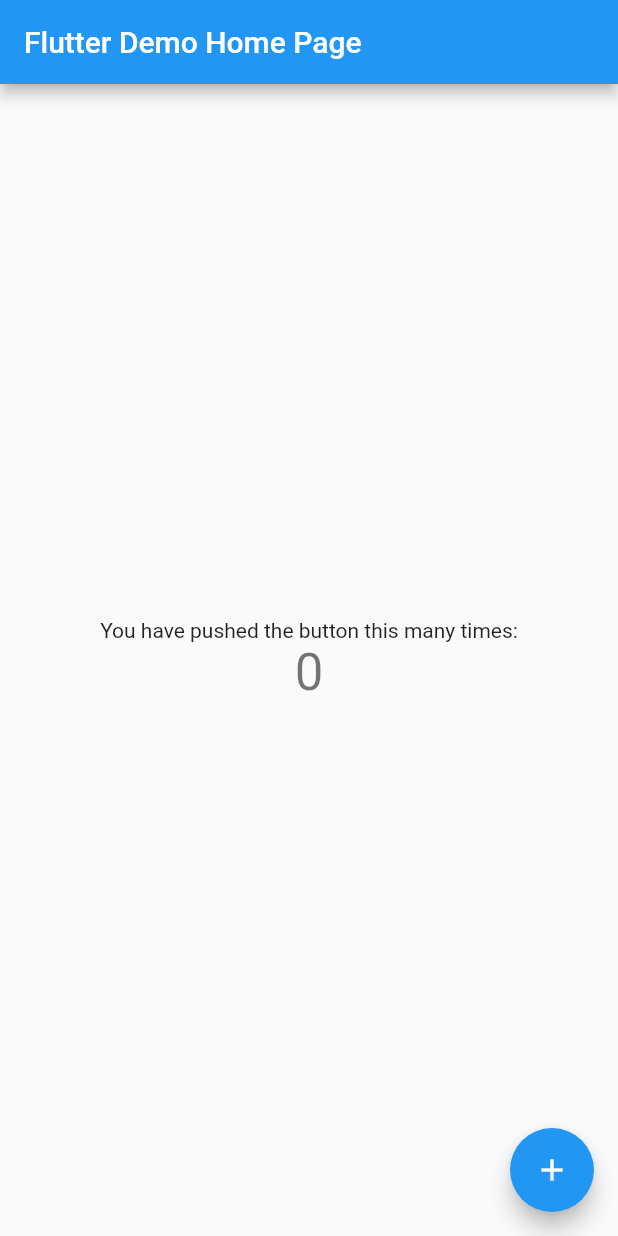
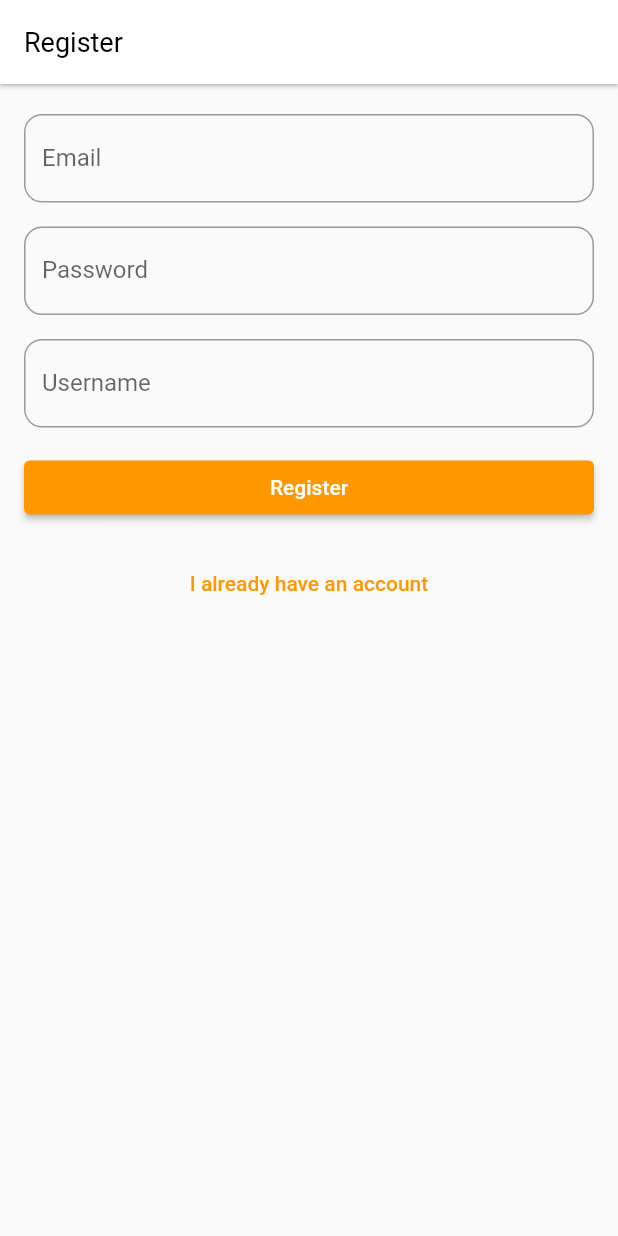
Before and after one commit to greendrop/flutter_supabase_my_chat_app, a Flutter app: the screen it shows after launch, on a phone screen of 412 x 824 dp. Run offline on Flutter 3.47's test engine with Material 2 defaults, Android fonts, the phone set to English and light mode, and no system bars; our stand-ins replace supabase_flutter, timeago; accounts and stored records are empty.

Commit message:
FlutterとSupabaseでチャットアプリを作る - その１
https://qiita.com/dshukertjr/items/46411d02deb5e9fed230

```diff
--- a/lib/main.dart
+++ b/lib/main.dart
@@ -1,115 +1,29 @@
 import 'package:flutter/material.dart';
+import 'package:flutter_supabase_my_chat_app/utils/constants.dart';
+import 'package:supabase_flutter/supabase_flutter.dart';
+import 'package:flutter_supabase_my_chat_app/pages/splash_page.dart';
 
-void main() {
+Future<void> main() async {
+  WidgetsFlutterBinding.ensureInitialized();
+
+  await Supabase.initialize(
+    url: 'https://bpswsmmvplzzjgdwsuea.supabase.co',
+    anonKey:
+        'eyJhbGciOiJIUzI1NiIsInR5cCI6IkpXVCJ9.eyJpc3MiOiJzdXBhYmFzZSIsInJlZiI6ImJwc3dzbW12cGx6empnZHdzdWVhIiwicm9sZSI6ImFub24iLCJpYXQiOjE2ODU3NTAxMDQsImV4cCI6MjAwMTMyNjEwNH0.jTWg0C2AXC5ZbKFvsiEuguYlrCZgwpyJZc3rxoeMn9o',
+  );
   runApp(const MyApp());
 }
 
 class MyApp extends StatelessWidget {
-  const MyApp({super.key});
+  const MyApp({Key? key}) : super(key: key);
 
-  // This widget is the root of your application.
   @override
   Widget build(BuildContext context) {
     return MaterialApp(
-      title: 'Flutter Demo',
-      theme: ThemeData(
-        // This is the theme of your application.
-        //
-        // Try running your application with "flutter run". You'll see the
-        // application has a blue toolbar. Then, without quitting the app, try
-        // changing the primarySwatch below to Colors.green and then invoke
-        // "hot reload" (press "r" in the console where you ran "flutter run",
-        // or simply save your changes to "hot reload" in a Flutter IDE).
-        // Notice that the counter didn't reset back to zero; the application
-        // is not restarted.
-        primarySwatch: Colors.blue,
-      ),
-      home: const MyHomePage(title: 'Flutter Demo Home Page'),
+      debugShowCheckedModeBanner: false,
+      title: 'My Chat App',
+      theme: appTheme,
+      home: const SplashPage(),
     );
   }
 }
-
-class MyHomePage extends StatefulWidget {
-  const MyHomePage({super.key, required this.title});
-
-  // This widget is the home page of your application. It is stateful, meaning
-  // that it has a State object (defined below) that contains fields that affect
-  // how it looks.
-
-  // This class is the configuration for the state. It holds the values (in this
-  // case the title) provided by the parent (in this case the App widget) and
-  // used by the build method of the State. Fields in a Widget subclass are
-  // always marked "final".
-
-  final String title;
-
-  @override
-  State<MyHomePage> createState() => _MyHomePageState();
-}
-
-class _MyHomePageState extends State<MyHomePage> {
-  int _counter = 0;
-
-  void _incrementCounter() {
-    setState(() {
-      // This call to setState tells the Flutter framework that something has
-      // changed in this State, which causes it to rerun the build method below
-      // so that the display can reflect the updated values. If we changed
-      // _counter without calling setState(), then the build method would not be
-      // called again, and so nothing would appear to happen.
-      _counter++;
-    });
-  }
-
-  @override
-  Widget build(BuildContext context) {
-    // This method is rerun every time setState is called, for instance as done
-    // by the _incrementCounter method above.
-    //
-    // The Flutter framework has been optimized to make rerunning build methods
-    // fast, so that you can just rebuild anything that needs updating rather
-    // than having to individually change instances of widgets.
-    return Scaffold(
-      appBar: AppBar(
-        // Here we take the value from the MyHomePage object that was created by
-        // the App.build method, and use it to set our appbar title.
-        title: Text(widget.title),
-      ),
-      body: Center(
-        // Center is a layout widget. It takes a single child and positions it
-        // in the middle of the parent.
-        child: Column(
-          // Column is also a layout widget. It takes a list of children and
-          // arranges them vertically. By default, it sizes itself to fit its
-          // children horizontally, and tries to be as tall as its parent.
-          //
-          // Invoke "debug painting" (press "p" in the console, choose the
-          // "Toggle Debug Paint" action from the Flutter Inspector in Android
-          // Studio, or the "Toggle Debug Paint" command in Visual Studio Code)
-          // to see the wireframe for each widget.
-          //
-          // Column has various properties to control how it sizes itself and
-          // how it positions its children. Here we use mainAxisAlignment to
-          // center the children vertically; the main axis here is the vertical
-          // axis because Columns are vertical (the cross axis would be
-          // horizontal).
-          mainAxisAlignment: MainAxisAlignment.center,
-          children: <Widget>[
-            const Text(
-              'You have pushed the button this many times:',
-            ),
-            Text(
-              '$_counter',
-              style: Theme.of(context).textTheme.headlineMedium,
-            ),
-          ],
-        ),
-      ),
-      floatingActionButton: FloatingActionButton(
-        onPressed: _incrementCounter,
-        tooltip: 'Increment',
-        child: const Icon(Icons.add),
-      ), // This trailing comma makes auto-formatting nicer for build methods.
-    );
-  }
-}
--- /dev/null
+++ b/lib/models/profile.dart
@@ -0,0 +1,21 @@
+class Profile {
+  Profile({
+    required this.id,
+    required this.username,
+    required this.createdAt,
+  });
+
+  /// User ID of the profile
+  final String id;
+
+  /// Username of the profile
+  final String username;
+
+  /// Date and time when the profile was created
+  final DateTime createdAt;
+
+  Profile.fromMap(Map<String, dynamic> map)
+      : id = map['id'],
+        username = map['username'],
+        createdAt = DateTime.parse(map['created_at']);
+}
--- /dev/null
+++ b/lib/pages/register_page.dart
@@ -0,0 +1,126 @@
+import 'package:flutter/material.dart';
+import 'package:flutter_supabase_my_chat_app/pages/chat_page.dart';
+import 'package:flutter_supabase_my_chat_app/pages/login_page.dart';
+import 'package:flutter_supabase_my_chat_app/utils/constants.dart';
+import 'package:supabase_flutter/supabase_flutter.dart';
+
+class RegisterPage extends StatefulWidget {
+  const RegisterPage({Key? key, required this.isRegistering}) : super(key: key);
+
+  static Route<void> route({bool isRegistering = false}) {
+    return MaterialPageRoute(
+      builder: (context) => RegisterPage(isRegistering: isRegistering),
+    );
+  }
+
+  final bool isRegistering;
+
+  @override
+  State<RegisterPage> createState() => _RegisterPageState();
+}
+
+class _RegisterPageState extends State<RegisterPage> {
+  final bool _isLoading = false;
+
+  final _formKey = GlobalKey<FormState>();
+
+  final _emailController = TextEditingController();
+  final _passwordController = TextEditingController();
+  final _usernameController = TextEditingController();
+
+  Future<void> _signUp() async {
+    final isValid = _formKey.currentState!.validate();
+    if (!isValid) {
+      return;
+    }
+    final email = _emailController.text;
+    final password = _passwordController.text;
+    final username = _usernameController.text;
+    try {
+      await supabase.auth.signUp(
+          email: email, password: password, data: {'username': username});
+      Navigator.of(context)
+          .pushAndRemoveUntil(ChatPage.route(), (route) => false);
+    } on AuthException catch (error) {
+      context.showErrorSnackBar(message: error.message);
+    } catch (error) {
+      context.showErrorSnackBar(message: unexpectedErrorMessage);
+    }
+  }
+
+  @override
+  Widget build(BuildContext context) {
+    return Scaffold(
+      appBar: AppBar(
+        title: const Text('Register'),
+      ),
+      body: Form(
+        key: _formKey,
+        child: ListView(
+          padding: formPadding,
+          children: [
+            TextFormField(
+              controller: _emailController,
+              decoration: const InputDecoration(
+                label: Text('Email'),
+              ),
+              validator: (val) {
+                if (val == null || val.isEmpty) {
+                  return 'Required';
+                }
+                return null;
+              },
+              keyboardType: TextInputType.emailAddress,
+            ),
+            formSpacer,
+            TextFormField(
+              controller: _passwordController,
+              obscureText: true,
+              decoration: const InputDecoration(
+                label: Text('Password'),
+              ),
+              validator: (val) {
+                if (val == null || val.isEmpty) {
+                  return 'Required';
+                }
+                if (val.length < 6) {
+                  return '6 characters minimum';
+                }
+                return null;
+              },
+            ),
+            formSpacer,
+            TextFormField(
+              controller: _usernameController,
+              decoration: const InputDecoration(
+                label: Text('Username'),
+              ),
+              validator: (val) {
+                if (val == null || val.isEmpty) {
+                  return 'Required';
+                }
+                final isValid = RegExp(r'^[A-Za-z0-9_]{3,24}$').hasMatch(val);
+                if (!isValid) {
+                  return '3-24 long with alphanumeric or underscore';
+                }
+                return null;
+              },
+            ),
+            formSpacer,
+            ElevatedButton(
+              onPressed: _isLoading ? null : _signUp,
+              child: const Text('Register'),
+            ),
+            formSpacer,
+            TextButton(
+              onPressed: () {
+                Navigator.of(context).push(LoginPage.route());
+              },
+              child: const Text('I already have an account'),
+            )
+          ],
+        ),
+      ),
+    );
+  }
+}
--- /dev/null
+++ b/lib/utils/constants.dart
@@ -0,0 +1,83 @@
+import 'package:flutter/material.dart';
+import 'package:supabase_flutter/supabase_flutter.dart';
+
+/// Supabase client
+final supabase = Supabase.instance.client;
+
+/// Simple preloader inside a Center widget
+const preloader =
+    Center(child: CircularProgressIndicator(color: Colors.orange));
+
+/// Simple sized box to space out form elements
+const formSpacer = SizedBox(width: 16, height: 16);
+
+/// Some padding for all the forms to use
+const formPadding = EdgeInsets.symmetric(vertical: 20, horizontal: 16);
+
+/// Error message to display the user when unexpected error occurs.
+const unexpectedErrorMessage = 'Unexpected error occured.';
+
+/// Basic theme to change the look and feel of the app
+final appTheme = ThemeData.light().copyWith(
+  primaryColorDark: Colors.orange,
+  appBarTheme: const AppBarTheme(
+    elevation: 1,
+    backgroundColor: Colors.white,
+    iconTheme: IconThemeData(color: Colors.black),
+    titleTextStyle: TextStyle(
+      color: Colors.black,
+      fontSize: 18,
+    ),
+  ),
+  primaryColor: Colors.orange,
+  textButtonTheme: TextButtonThemeData(
+    style: TextButton.styleFrom(
+      foregroundColor: Colors.orange,
+    ),
+  ),
+  elevatedButtonTheme: ElevatedButtonThemeData(
+    style: ElevatedButton.styleFrom(
+      foregroundColor: Colors.white,
+      backgroundColor: Colors.orange,
+    ),
+  ),
+  inputDecorationTheme: InputDecorationTheme(
+    floatingLabelStyle: const TextStyle(
+      color: Colors.orange,
+    ),
+    border: OutlineInputBorder(
+      borderRadius: BorderRadius.circular(12),
+      borderSide: const BorderSide(
+        color: Colors.grey,
+        width: 2,
+      ),
+    ),
+    focusColor: Colors.orange,
+    focusedBorder: OutlineInputBorder(
+      borderRadius: BorderRadius.circular(12),
+      borderSide: const BorderSide(
+        color: Colors.orange,
+        width: 2,
+      ),
+    ),
+  ),
+);
+
+/// Set of extension methods to easily display a snackbar
+extension ShowSnackBar on BuildContext {
+  /// Displays a basic snackbar
+  void showSnackBar({
+    required String message,
+    Color backgroundColor = Colors.white,
+  }) {
+    ScaffoldMessenger.of(this).showSnackBar(SnackBar(
+      content: Text(message),
+      backgroundColor: backgroundColor,
+    ));
+  }
+
+  /// Displays a red snackbar indicating error
+  void showErrorSnackBar({required String message}) {
+    showSnackBar(message: message, backgroundColor: Colors.red);
+  }
+}
```
Also changed, not shown: lib/models/message.dart (added, +33 -0 lines), lib/pages/chat_page.dart (added, +232 -0 lines), lib/pages/login_page.dart (added, +79 -0 lines), lib/pages/splash_page.dart (added, +39 -0 lines), 1 other file.
